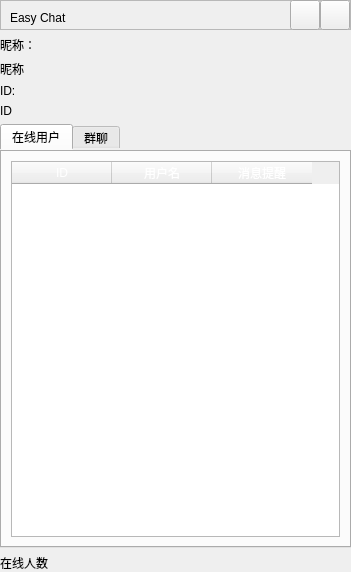
The window that Client/widget.ui (Psychim/Group5Pro) describes before a commit, drawn with Qt 5.
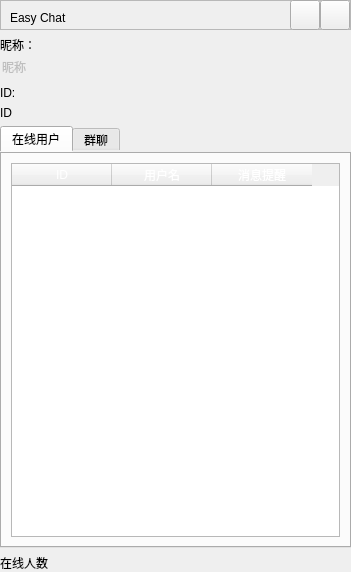
The same window after the commit. Icons and pictures are not drawn.

```diff
--- a/Client/widget.ui
+++ b/Client/widget.ui
@@ -104,10 +104,16 @@
     </widget>
    </item>
    <item>
-    <widget class="QLabel" name="nickname">
+    <widget class="QLineEdit" name="nickname">
+     <property name="enabled">
+      <bool>false</bool>
+     </property>
      <property name="text">
       <string>昵称</string>
      </property>
+     <property name="frame">
+      <bool>false</bool>
+     </property>
     </widget>
    </item>
    <item>
```
